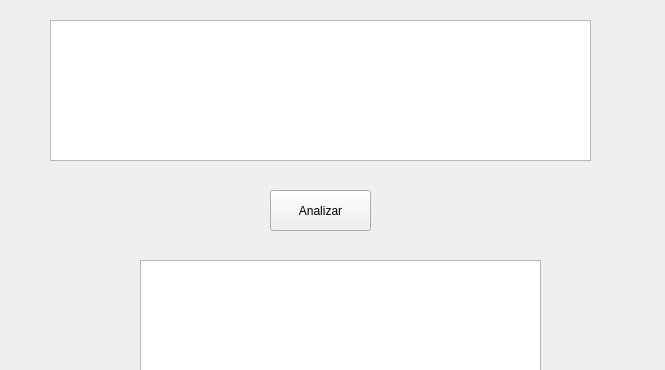
First picture: the form in Analizador_Lexico/mainwindow.ui, repository robcor07/Sem.Traductores-2-D02, before the edit; both pictures show x 0 to 665 and y 0 to 370 of the 665 by 713 pixel window.
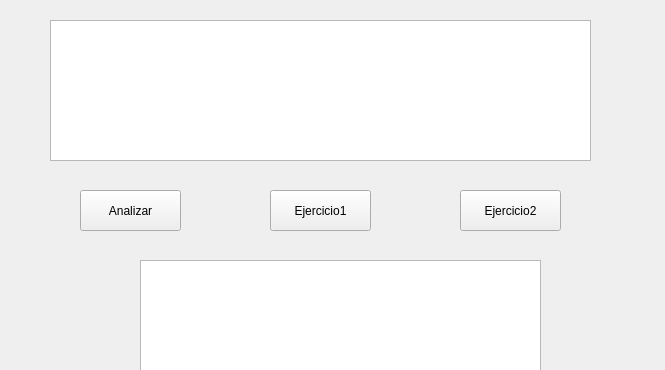
Second picture: the form after the edit.

The edit to the form file:
```diff
--- a/Analizador_Lexico/mainwindow.ui
+++ b/Analizador_Lexico/mainwindow.ui
@@ -37,7 +37,7 @@
    <widget class="QPushButton" name="pushButton">
     <property name="geometry">
      <rect>
-      <x>270</x>
+      <x>80</x>
       <y>190</y>
       <width>101</width>
       <height>41</height>
@@ -47,6 +47,32 @@
      <string>Analizar</string>
     </property>
    </widget>
+   <widget class="QPushButton" name="Ejercicio1">
+    <property name="geometry">
+     <rect>
+      <x>270</x>
+      <y>190</y>
+      <width>101</width>
+      <height>41</height>
+     </rect>
+    </property>
+    <property name="text">
+     <string>Ejercicio1</string>
+    </property>
+   </widget>
+   <widget class="QPushButton" name="Ejercicio2">
+    <property name="geometry">
+     <rect>
+      <x>460</x>
+      <y>190</y>
+      <width>101</width>
+      <height>41</height>
+     </rect>
+    </property>
+    <property name="text">
+     <string>Ejercicio2</string>
+    </property>
+   </widget>
   </widget>
   <widget class="QMenuBar" name="menubar">
    <property name="geometry">
```
